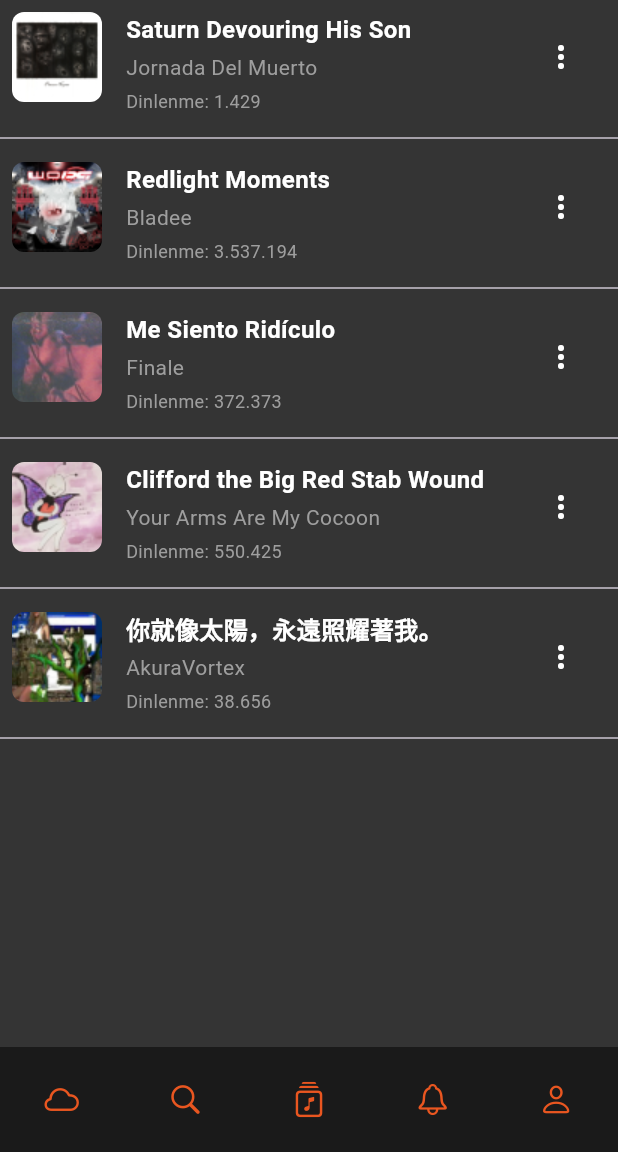
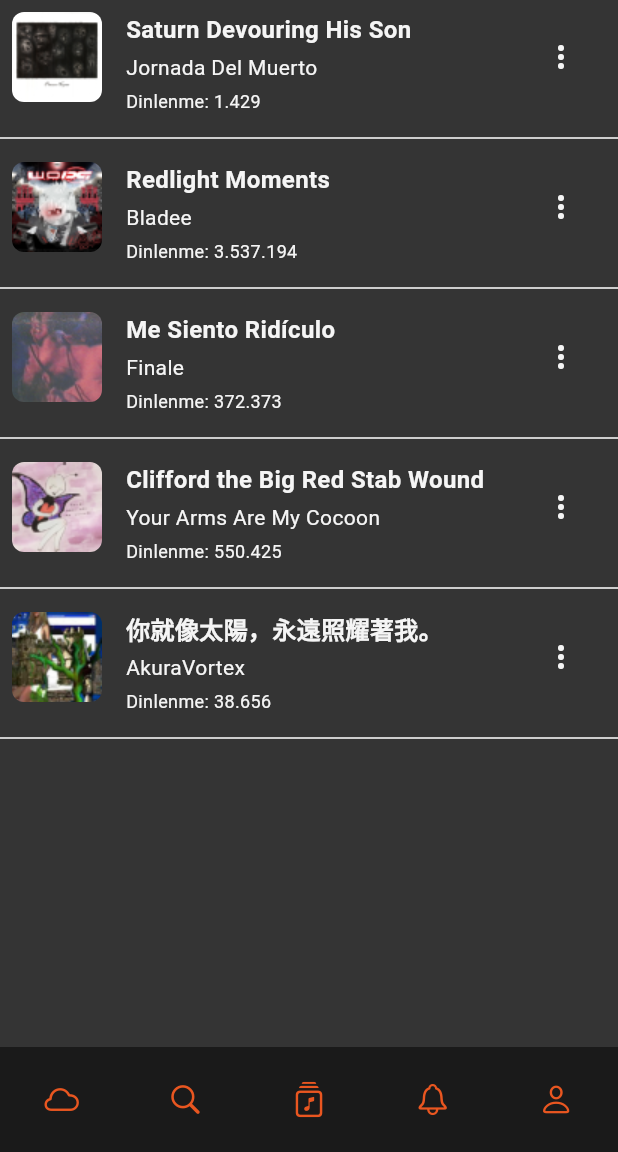
Before and after one commit to batuhanyeniocak/Flutter-Noisekloud, a Flutter app: the HomeScreen screen opened by its route, on a phone screen of 412 x 824 dp, the part 84-1236 px from its top. Run offline on Flutter 3.47's test engine with Material 3 defaults, Android fonts, the phone set to English and light mode, and no system bars; our stand-ins replace go_router, google_fonts, lottie; missing offline and left inert: dotlottie_loader.

Commit message:
temalar eklendi(gece ve gunduz) + home screen ve search screen temalarla uyumlu halde calistirildi

```diff
--- a/lib/core/routes.dart
+++ b/lib/core/routes.dart
@@ -1,4 +1,3 @@
-import 'package:flutter/material.dart';
 import 'package:flutter_app/screens/search_screen.dart';
 import 'package:go_router/go_router.dart';
 import '../screens/library_screen.dart';
@@ -6,7 +5,6 @@ import '../screens/loading_screen.dart';
 import '../screens/home_screen.dart';
 import '../screens/notification_screen.dart';
 import '../screens/profile_screen.dart';
-import '../screens/search_screen.dart';
 
 // Router yapılandırması
 final router = GoRouter(
--- a/lib/core/themes.dart
+++ b/lib/core/themes.dart
@@ -0,0 +1,109 @@
+// burada temalandirma + renkler + ... yazicaz.
+
+import 'package:flutter/material.dart';
+import 'package:google_fonts/google_fonts.dart';
+
+// import 'constants.dart';
+
+// theme_provider.dart
+class ThemeProvider with ChangeNotifier {
+  bool _isDark = false;
+  bool get isDark => _isDark;
+
+  void toggleTheme() {
+    _isDark = !_isDark;
+    notifyListeners();
+  }
+}
+
+const colors = {
+  "primary": Color.fromARGB(255, 233, 86, 32),
+  "onPrimary": Color.fromARGB(255, 0, 0, 0),
+  "secondary": Color.fromARGB(255, 26, 26, 26),
+  "onSecondary": Color.fromARGB(255, 0, 0, 0),
+  "surface": Color.fromARGB(195, 255, 255, 255),
+  "onSurface": Color.fromARGB(255, 0, 0, 0),
+  "success": Colors.green,
+  "error": Colors.red,
+  "onError": Colors.white,
+};
+
+const darkColors = {
+  "primary": Color(0xFFE95620),
+  "onPrimary": Color.fromARGB(255, 241, 241, 241),
+  "secondary": Color.fromARGB(255, 26, 26, 26),
+  "onSecondary": Color.fromARGB(255, 241, 241, 241),
+  "surface": Color.fromARGB(255, 52, 52, 52),
+  "onSurface": Color.fromARGB(255, 245, 245, 245),
+  "success": Colors.green,
+  "error": Colors.red,
+  "onError": Colors.white,
+};
+
+final lightTheme = ThemeData(
+  brightness: Brightness.light,
+  colorScheme: ColorScheme(
+    brightness: Brightness.light,
+    primary: colors["primary"]!,
+    onPrimary: colors["onPrimary"]!,
+    secondary: colors["secondary"]!,
+    onSecondary: colors["onSecondary"]!,
+    error: colors["error"]!,
+    onError: colors["onError"]!,
+    surface: colors["surface"]!,
+    onSurface: colors["onSurface"]!,
+  ),
+  textTheme: TextTheme(
+    bodySmall: GoogleFonts.roboto(
+        // fontSize: 32,
+        ),
+    bodyMedium: GoogleFonts.roboto(),
+    bodyLarge: GoogleFonts.roboto(),
+    labelSmall: GoogleFonts.roboto(),
+    labelMedium: GoogleFonts.roboto(),
+    labelLarge: GoogleFonts.roboto(),
+    titleSmall: GoogleFonts.roboto(),
+    titleMedium: GoogleFonts.roboto(),
+    titleLarge: GoogleFonts.roboto(),
+    headlineSmall: GoogleFonts.aBeeZee(),
+    headlineMedium: GoogleFonts.aBeeZee(),
+    headlineLarge: GoogleFonts.aBeeZee(),
+    displaySmall: GoogleFonts.abrilFatface(),
+    displayMedium: GoogleFonts.abrilFatface(),
+    displayLarge: GoogleFonts.abrilFatface(),
+  ),
+);
+
+final darkTheme = ThemeData(
+  brightness: Brightness.dark,
+  colorScheme: ColorScheme.dark(
+    brightness: Brightness.dark,
+    primary: darkColors["primary"]!,
+    onPrimary: darkColors["onPrimary"]!,
+    secondary: darkColors["secondary"]!,
+    onSecondary: darkColors["onSecondary"]!,
+    error: darkColors["error"]!,
+    onError: darkColors["onError"]!,
+    surface: darkColors["surface"]!,
+    onSurface: darkColors["onSurface"]!,
+  ),
+  textTheme: TextTheme(
+    bodySmall: GoogleFonts.roboto(
+        // fontSize: 30,
+        ),
+    bodyMedium: GoogleFonts.roboto(),
+    bodyLarge: GoogleFonts.roboto(),
+    labelSmall: GoogleFonts.roboto(),
+    labelMedium: GoogleFonts.roboto(),
+    labelLarge: GoogleFonts.roboto(),
+    titleSmall: GoogleFonts.roboto(),
+    titleMedium: GoogleFonts.roboto(),
+    titleLarge: GoogleFonts.roboto(),
+    headlineSmall: GoogleFonts.aBeeZee(),
+    headlineMedium: GoogleFonts.aBeeZee(),
+    headlineLarge: GoogleFonts.aBeeZee(),
+    displaySmall: GoogleFonts.abrilFatface(),
+    displayMedium: GoogleFonts.abrilFatface(),
+    displayLarge: GoogleFonts.abrilFatface(),
+  ),
+);
--- a/lib/screens/home_screen.dart
+++ b/lib/screens/home_screen.dart
@@ -2,6 +2,7 @@ import 'package:flutter/material.dart';
 import 'package:flutter/cupertino.dart';
 import 'package:flutter_app/core/routes.dart';
 import 'package:go_router/go_router.dart';
+import 'package:google_fonts/google_fonts.dart';
 import '../widgets/bottom_menu.dart';
 
 class HomeScreen extends StatelessWidget {
@@ -9,12 +10,15 @@ class HomeScreen extends StatelessWidget {
 
   @override
   Widget build(BuildContext context) {
+    final theme = Theme.of(context);
+    final colorScheme = theme.colorScheme;
+
     return Scaffold(
-      backgroundColor: const Color.fromARGB(255, 52, 52, 52),
+      backgroundColor: colorScheme.surface,
       appBar: AppBar(
-        backgroundColor: const Color.fromARGB(255, 26, 26, 26),
-        iconTheme: const IconThemeData(
-          color: Colors.white,
+        backgroundColor: colorScheme.secondary,
+        iconTheme: IconThemeData(
+          color: colorScheme.onPrimary,
         ),
         leading: Padding(
           padding: const EdgeInsets.all(8.0),
@@ -23,14 +27,14 @@ class HomeScreen extends StatelessWidget {
             fit: BoxFit.contain,
           ),
         ),
-        title: const Text(
+        title: Text(
           'Noisekloud',
           style: TextStyle(
-            color: Color(0xFFE95620),
+            color: colorScheme.primary,
             fontWeight: FontWeight.bold,
           ),
         ),
-        actions: [],
+        actions: const [],
       ),
       body: Column(
         children: [
@@ -59,7 +63,7 @@ class HomeScreen extends StatelessWidget {
                         'Saturn Devouring His Son',
                         style: TextStyle(
                           fontSize: 16,
-                          color: Colors.white,
+                          color: colorScheme.onSurface,
                           fontWeight: FontWeight.bold,
                         ),
                       ),
@@ -68,7 +72,7 @@ class HomeScreen extends StatelessWidget {
                         'Jornada Del Muerto',
                         style: TextStyle(
                           fontSize: 14,
-                          color: Colors.grey,
+                          color: colorScheme.onSurfaceVariant,
                         ),
                       ),
                       const SizedBox(height: 4),
@@ -76,7 +80,7 @@ class HomeScreen extends StatelessWidget {
                         'Dinlenme: 1.429',
                         style: TextStyle(
                           fontSize: 12,
-                          color: Colors.grey,
+                          color: colorScheme.onSurfaceVariant,
                         ),
                       ),
                     ],
@@ -88,7 +92,7 @@ class HomeScreen extends StatelessWidget {
                   height: 60,
                   child: IconButton(
                     icon: const Icon(Icons.more_vert),
-                    color: Colors.white,
+                    color: colorScheme.onSurface,
                     onPressed: () {},
                   ),
                 )
@@ -121,7 +125,7 @@ class HomeScreen extends StatelessWidget {
                         'Redlight Moments',
                         style: TextStyle(
                           fontSize: 16,
-                          color: Colors.white,
+                          color: colorScheme.onSurface,
                           fontWeight: FontWeight.bold,
                         ),
                       ),
@@ -130,7 +134,7 @@ class HomeScreen extends StatelessWidget {
                         'Bladee',
                         style: TextStyle(
                           fontSize: 14,
-                          color: Colors.grey,
+                          color: colorScheme.onSurfaceVariant,
                         ),
                       ),
                       const SizedBox(height: 4),
@@ -138,7 +142,7 @@ class HomeScreen extends StatelessWidget {
                         'Dinlenme: 3.537.194',
                         style: TextStyle(
                           fontSize: 12,
-                          color: Colors.grey,
+                          color: colorScheme.onSurfaceVariant,
                         ),
                       ),
                     ],
@@ -150,7 +154,7 @@ class HomeScreen extends StatelessWidget {
                   height: 60,
                   child: IconButton(
                     icon: const Icon(Icons.more_vert),
-                    color: Colors.white,
+                    color: colorScheme.onSurface,
                     onPressed: () {},
                   ),
                 )
@@ -183,7 +187,7 @@ class HomeScreen extends StatelessWidget {
                         'Me Siento Ridículo',
                         style: TextStyle(
                           fontSize: 16,
-                          color: Colors.white,
+                          color: colorScheme.onSurface,
                           fontWeight: FontWeight.bold,
                         ),
                       ),
@@ -192,7 +196,7 @@ class HomeScreen extends StatelessWidget {
                         'Finale',
                         style: TextStyle(
                           fontSize: 14,
-                          color: Colors.grey,
+                          color: colorScheme.onSurfaceVariant,
                         ),
                       ),
                       const SizedBox(height: 4),
@@ -200,7 +204,7 @@ class HomeScreen extends StatelessWidget {
                         'Dinlenme: 372.373',
                         style: TextStyle(
                           fontSize: 12,
-                          color: Colors.grey,
+                          color: colorScheme.onSurfaceVariant,
                         ),
                       ),
                     ],
@@ -212,7 +216,7 @@ class HomeScreen extends StatelessWidget {
                   height: 60,
                   child: IconButton(
                     icon: const Icon(Icons.more_vert),
-                    color: Colors.white,
+                    color: colorScheme.onSurface,
                     onPressed: () {},
                   ),
                 )
@@ -245,7 +249,7 @@ class HomeScreen extends StatelessWidget {
                         'Clifford the Big Red Stab Wound',
                         style: TextStyle(
                           fontSize: 16,
-                          color: Colors.white,
+                          color: colorScheme.onSurface,
                           fontWeight: FontWeight.bold,
                         ),
                       ),
@@ -254,7 +258,7 @@ class HomeScreen extends StatelessWidget {
                         'Your Arms Are My Cocoon',
                         style: TextStyle(
                           fontSize: 14,
-                          color: Colors.grey,
+                          color: colorScheme.onSurfaceVariant,
                         ),
                       ),
                       const SizedBox(height: 4),
@@ -262,7 +266,7 @@ class HomeScreen extends StatelessWidget {
                         'Dinlenme: 550.425',
                         style: TextStyle(
                           fontSize: 12,
-                          color: Colors.grey,
+                          color: colorScheme.onSurfaceVariant,
                         ),
                       ),
                     ],
@@ -274,7 +278,7 @@ class HomeScreen extends StatelessWidget {
                   height: 60,
                   child: IconButton(
                     icon: const Icon(Icons.more_vert),
-                    color: Colors.white,
+                    color: colorScheme.onSurface,
                     onPressed: () {},
                   ),
                 )
@@ -307,7 +311,7 @@ class HomeScreen extends StatelessWidget {
                         '你就像太陽，永遠照耀著我。',
                         style: TextStyle(
                           fontSize: 16,
-                          color: Colors.white,
+                          color: colorScheme.onSurface,
                           fontWeight: FontWeight.bold,
                         ),
                       ),
@@ -316,7 +320,7 @@ class HomeScreen extends StatelessWidget {
                         'AkuraVortex',
                         style: TextStyle(
                           fontSize: 14,
-                          color: Colors.grey,
+                          color: colorScheme.onSurfaceVariant,
                         ),
                       ),
                       const SizedBox(height: 4),
@@ -324,7 +328,7 @@ class HomeScreen extends StatelessWidget {
                         'Dinlenme: 38.656',
                         style: TextStyle(
                           fontSize: 12,
-                          color: Colors.grey,
+                          color: colorScheme.onSurfaceVariant,
                         ),
                       ),
                     ],
@@ -336,7 +340,7 @@ class HomeScreen extends StatelessWidget {
                   height: 60,
                   child: IconButton(
                     icon: const Icon(Icons.more_vert),
-                    color: Colors.white,
+                    color: colorScheme.onSurface,
                     onPressed: () {},
                   ),
                 )
@@ -346,7 +350,7 @@ class HomeScreen extends StatelessWidget {
           const Divider(),
         ],
       ),
-      bottomNavigationBar: BottomMenu(),
+      bottomNavigationBar: const BottomMenu(),
     );
   }
 }
--- a/lib/screens/library_screen.dart
+++ b/lib/screens/library_screen.dart
@@ -7,7 +7,7 @@ class LibraryScreen extends StatelessWidget {
 
   @override
   Widget build(BuildContext context) {
-    return Scaffold(
+    return const Scaffold(
       backgroundColor: arkaPlanRenk,
       body: Center(
         child: Text("kutuphane"),
--- a/lib/screens/loading_screen.dart
+++ b/lib/screens/loading_screen.dart
@@ -1,6 +1,5 @@
 import 'package:flutter/material.dart';
 import 'package:dotlottie_loader/dotlottie_loader.dart';
-import 'package:flutter/cupertino.dart';
 import 'package:go_router/go_router.dart';
 import 'package:lottie/lottie.dart';
 
--- a/lib/screens/notification_screen.dart
+++ b/lib/screens/notification_screen.dart
@@ -8,7 +8,7 @@ class NotificationScreen extends StatelessWidget {
 
   @override
   Widget build(BuildContext context) {
-    return Scaffold(
+    return const Scaffold(
       backgroundColor: arkaPlanRenk,
       body: Center(
         child: Text("bildirim"),
--- a/lib/screens/profile_screen.dart
+++ b/lib/screens/profile_screen.dart
@@ -21,7 +21,7 @@ class ProfileScreen extends StatelessWidget {
       body: Column(
         children: [
           const SizedBox(height: 20),
-          CircleAvatar(
+          const CircleAvatar(
             radius: 50,
             backgroundImage: AssetImage('assets/images/logo.png'),
             backgroundColor: Colors.grey,
@@ -36,9 +36,9 @@ class ProfileScreen extends StatelessWidget {
             ),
           ),
           const SizedBox(height: 20),
-          Row(
+          const Row(
             mainAxisAlignment: MainAxisAlignment.center,
-            children: const [
+            children: [
               Column(
                 children: [
                   Text(
--- a/lib/widgets/bottom_menu.dart
+++ b/lib/widgets/bottom_menu.dart
@@ -11,7 +11,7 @@ class BottomMenu extends StatelessWidget {
   Widget build(BuildContext context) {
     return Container(
       height: 70,
-      color: Color.fromARGB(255, 26, 26, 26),
+      color: const Color.fromARGB(255, 26, 26, 26),
       child: Row(
         mainAxisAlignment: MainAxisAlignment.spaceAround,
         children: [
@@ -19,7 +19,7 @@ class BottomMenu extends StatelessWidget {
               onPressed: () {
                 context.go("/home");
               },
-              icon: Icon(
+              icon: const Icon(
                 CupertinoIcons.cloud,
                 color: Color.fromARGB(255, 233, 86, 32),
               )),
@@ -27,7 +27,7 @@ class BottomMenu extends StatelessWidget {
               onPressed: () {
                 context.go("/search");
               },
-              icon: Icon(
+              icon: const Icon(
                 CupertinoIcons.search,
                 color: Color.fromARGB(255, 233, 86, 32),
               )),
@@ -35,7 +35,7 @@ class BottomMenu extends StatelessWidget {
               onPressed: () {
                 context.go("/library");
               },
-              icon: Icon(
+              icon: const Icon(
                 CupertinoIcons.music_albums,
                 color: Color.fromARGB(255, 233, 86, 32),
               )),
--- a/pubspec.yaml
+++ b/pubspec.yaml
@@ -15,6 +15,7 @@ dependencies:
   shared_preferences: ^2.3.3     # Basit veri depolama için
   dotlottie_loader: ^0.0.4
   lottie: ^3.1.3
+  google_fonts: ^6.2.1
 
 dev_dependencies:
   flutter_test:
```
Also changed, not shown: lib/main.dart (+8 -8 lines), lib/screens/search_screen.dart (+8 -5 lines), lib/screens/settings_screen.dart (added), pubspec.lock.
